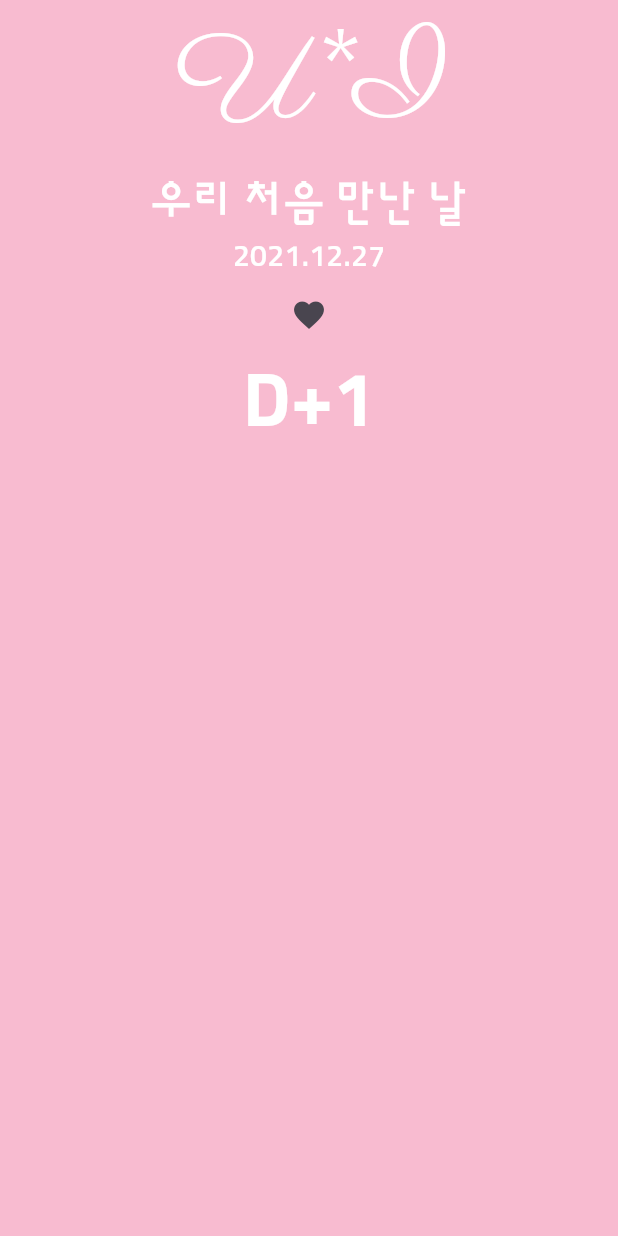
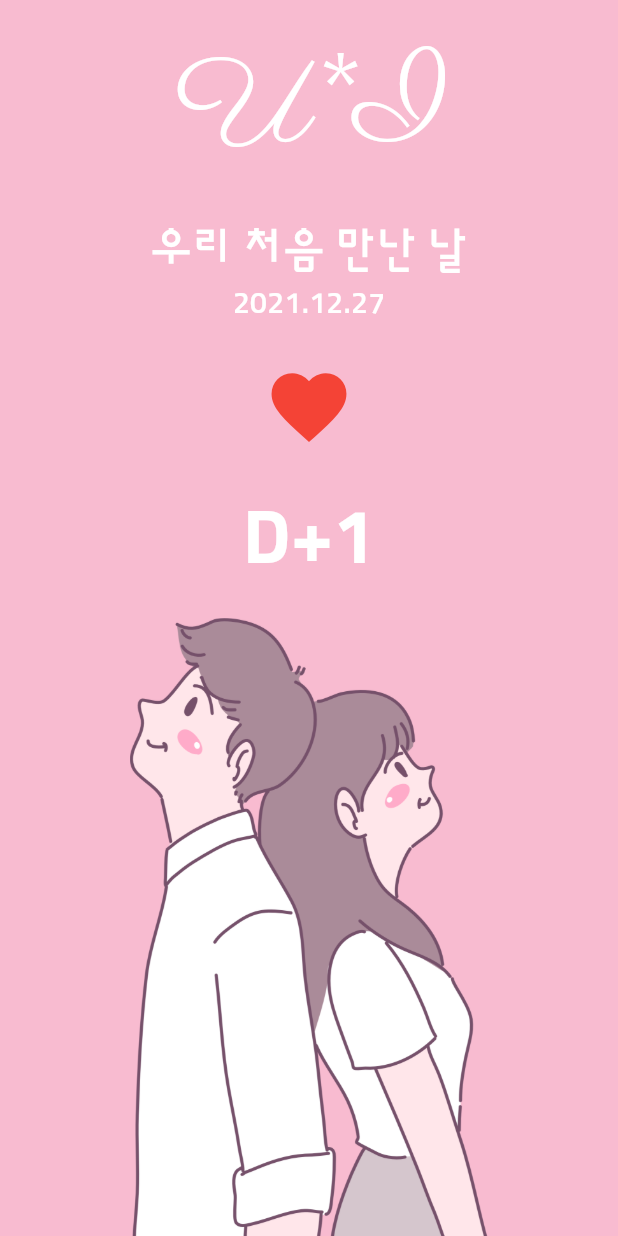
Before and after one commit to SungSeokMin/study_inflearn, a Flutter app: the screen it shows after launch, on a phone screen of 412 x 824 dp. Run offline on Flutter 3.47's test engine with Material 3 defaults, Android fonts, the phone set to English and light mode, and no system bars; our stand-ins replace webview_flutter.

Commit message:
디자인 마무리!

```diff
--- a/flutter/u_and_i/lib/screen/home_screen.dart
+++ b/flutter/u_and_i/lib/screen/home_screen.dart
@@ -13,17 +13,46 @@ class _HomeScreenState extends State<HomeScreen> {
     return Scaffold(
       backgroundColor: Colors.pink[100],
       body: SafeArea(
+        bottom: false,
         child: SizedBox(
           width: MediaQuery.of(context).size.width,
+          child: const Column(
+            children: [
+              _TopPart(),
+              _BottomPart(),
+            ],
+          ),
+        ),
+      ),
+    );
+  }
+}
+
+class _TopPart extends StatelessWidget {
+  const _TopPart();
+
+  @override
+  Widget build(BuildContext context) {
+    return Expanded(
       child: Column(
+        mainAxisAlignment: MainAxisAlignment.spaceEvenly,
         children: [
           const Text('U*I',
               style: TextStyle(color: Colors.white, fontFamily: 'parisienne', fontSize: 80.0)),
-              const Text('우리 처음 만난 날',
+          const Column(children: [
+            Text('우리 처음 만난 날',
                 style: TextStyle(color: Colors.white, fontFamily: 'sunflower', fontSize: 30.0)),
-              const Text('2021.12.27',
+            Text('2021.12.27',
                 style: TextStyle(color: Colors.white, fontFamily: 'sunflower', fontSize: 20.0)),
-              IconButton(onPressed: () {}, icon: const Icon(Icons.favorite)),
+          ]),
+          IconButton(
+            onPressed: () {},
+            icon: const Icon(
+              Icons.favorite,
+              color: Colors.red,
+            ),
+            iconSize: 60.0,
+          ),
           const Text('D+1',
               style: TextStyle(
                   color: Colors.white,
@@ -32,7 +61,18 @@ class _HomeScreenState extends State<HomeScreen> {
                   fontSize: 50.0)),
         ],
       ),
-        ),
+    );
+  }
+}
+
+class _BottomPart extends StatelessWidget {
+  const _BottomPart();
+
+  @override
+  Widget build(BuildContext context) {
+    return Expanded(
+      child: Image.asset(
+        'asset/img/middle_image.png',
       ),
     );
   }
```
Lines whose indentation alone changed are shown as unchanged.
